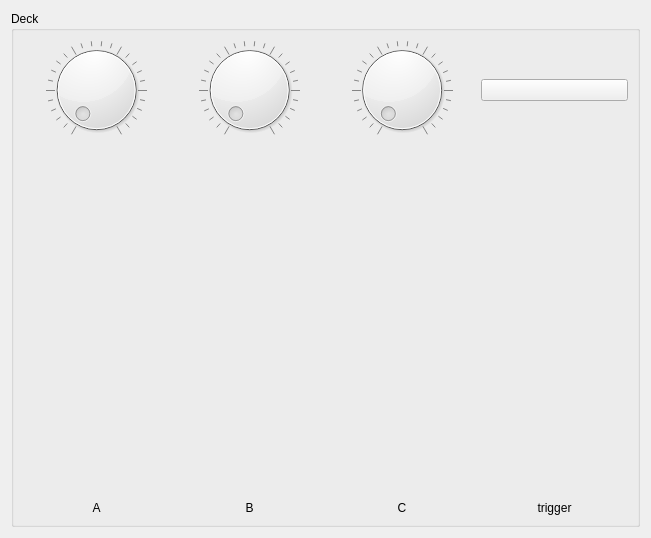
HorstBaerbel/NerDisco, file Deck.ui: the form before one commit.
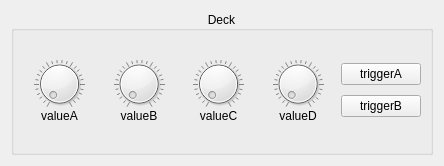
The form after the commit. Custom widgets are drawn as their Qt base class.

The edit to the form file:
```diff
--- a/Deck.ui
+++ b/Deck.ui
@@ -6,8 +6,8 @@
    <rect>
     <x>0</x>
     <y>0</y>
-    <width>651</width>
-    <height>538</height>
+    <width>444</width>
+    <height>166</height>
    </rect>
   </property>
   <property name="windowTitle">
@@ -19,17 +19,31 @@
      <property name="title">
       <string>Deck</string>
      </property>
-     <layout class="QVBoxLayout" name="verticalLayout">
+     <property name="alignment">
+      <set>Qt::AlignCenter</set>
+     </property>
+     <layout class="QVBoxLayout" name="verticalLayout_3" stretch="0">
       <item>
-       <layout class="QGridLayout" name="gridLayout">
+       <layout class="QHBoxLayout" name="horizontalLayout">
+        <property name="spacing">
+         <number>6</number>
+        </property>
+        <property name="leftMargin">
+         <number>0</number>
+        </property>
+        <property name="bottomMargin">
+         <number>0</number>
+        </property>
+        <item>
+         <layout class="QGridLayout" name="gridLayout" columnstretch="0,0,0,0">
         <property name="horizontalSpacing">
          <number>6</number>
         </property>
         <property name="verticalSpacing">
          <number>0</number>
         </property>
-        <item row="1" column="0">
-         <widget class="QtMIDIDial" name="dialA">
+          <item row="2" column="0">
+           <widget class="QDial" name="valueA">
           <property name="maximum">
            <number>100</number>
           </property>
@@ -38,8 +52,8 @@
           </property>
          </widget>
         </item>
-        <item row="1" column="1">
-         <widget class="QtMIDIDial" name="dialB">
+          <item row="2" column="1">
+           <widget class="QDial" name="valueB">
           <property name="maximum">
            <number>100</number>
           </property>
@@ -48,82 +62,93 @@
           </property>
          </widget>
         </item>
-        <item row="1" column="2">
-         <widget class="QtMIDIDial" name="dialC">
-          <property name="maximum">
-           <number>100</number>
-          </property>
-          <property name="notchesVisible">
-           <bool>true</bool>
-          </property>
-         </widget>
-        </item>
-        <item row="1" column="3">
-         <widget class="QtMIDIButton" name="trigger">
-          <property name="text">
-           <string/>
-          </property>
-         </widget>
-        </item>
         <item row="2" column="2">
+           <widget class="QDial" name="valueC">
+            <property name="maximum">
+             <number>100</number>
+            </property>
+            <property name="notchesVisible">
+             <bool>true</bool>
+            </property>
+           </widget>
+          </item>
+          <item row="5" column="2">
          <widget class="QLabel" name="label_5">
           <property name="text">
-           <string>C</string>
+             <string>valueC</string>
           </property>
           <property name="alignment">
-           <set>Qt::AlignBottom|Qt::AlignHCenter</set>
+             <set>Qt::AlignHCenter|Qt::AlignTop</set>
           </property>
          </widget>
         </item>
-        <item row="2" column="3">
-         <widget class="QLabel" name="label_3">
-          <property name="text">
-           <string>trigger</string>
-          </property>
-          <property name="alignment">
-           <set>Qt::AlignBottom|Qt::AlignHCenter</set>
-          </property>
-         </widget>
-        </item>
-        <item row="2" column="1">
+          <item row="5" column="1">
          <widget class="QLabel" name="label_4">
           <property name="text">
-           <string>B</string>
+             <string>valueB</string>
           </property>
           <property name="alignment">
-           <set>Qt::AlignBottom|Qt::AlignHCenter</set>
+             <set>Qt::AlignHCenter|Qt::AlignTop</set>
           </property>
          </widget>
         </item>
-        <item row="2" column="0">
+          <item row="5" column="0">
          <widget class="QLabel" name="label_2">
           <property name="text">
-           <string>A</string>
+             <string>valueA</string>
           </property>
           <property name="alignment">
-           <set>Qt::AlignBottom|Qt::AlignHCenter</set>
+             <set>Qt::AlignHCenter|Qt::AlignTop</set>
           </property>
          </widget>
         </item>
-       </layout>
-      </item>
-     </layout>
+          <item row="2" column="3">
+           <widget class="QDial" name="valueD">
+            <property name="maximum">
+             <number>100</number>
+            </property>
+            <property name="notchesVisible">
+             <bool>true</bool>
+            </property>
+           </widget>
+          </item>
+          <item row="5" column="3">
+           <widget class="QLabel" name="label_6">
+            <property name="text">
+             <string>valueD</string>
+            </property>
+            <property name="alignment">
+             <set>Qt::AlignHCenter|Qt::AlignTop</set>
+            </property>
+           </widget>
+          </item>
+         </layout>
+        </item>
+        <item>
+         <layout class="QVBoxLayout" name="verticalLayout">
+          <item>
+           <widget class="QPushButton" name="triggerA">
+            <property name="text">
+             <string>triggerA</string>
+            </property>
+           </widget>
+          </item>
+          <item>
+           <widget class="QPushButton" name="triggerB">
+            <property name="text">
+             <string>triggerB</string>
+            </property>
+           </widget>
+          </item>
+         </layout>
+        </item>
+       </layout>
+      </item>
+     </layout>
     </widget>
    </item>
   </layout>
  </widget>
- <customwidgets>
-  <customwidget>
-   <class>QtMIDIDial</class>
-   <extends>QDial</extends>
-   <header>QtMIDIDial.h</header>
-  </customwidget>
-  <customwidget>
-   <class>QtMIDIButton</class>
-   <extends>QPushButton</extends>
-   <header>QtMIDIButton.h</header>
-  </customwidget>
- </customwidgets>
  <resources/>
  <connections/>
 </ui>
```
Lines whose indentation alone changed are shown as unchanged.
